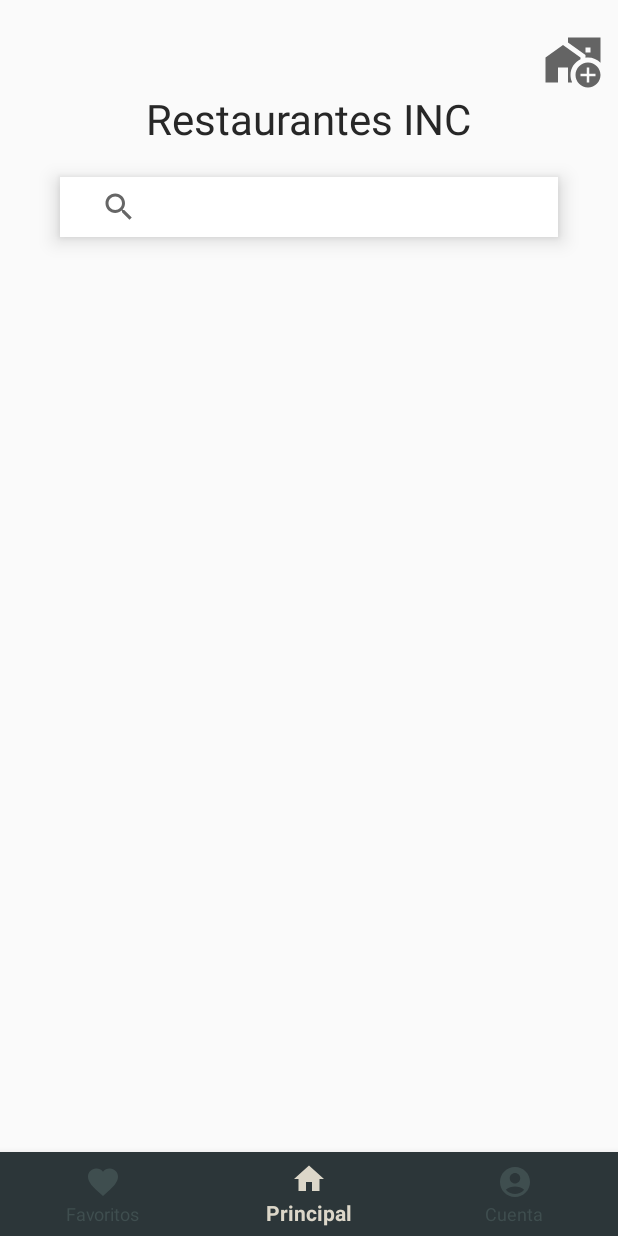
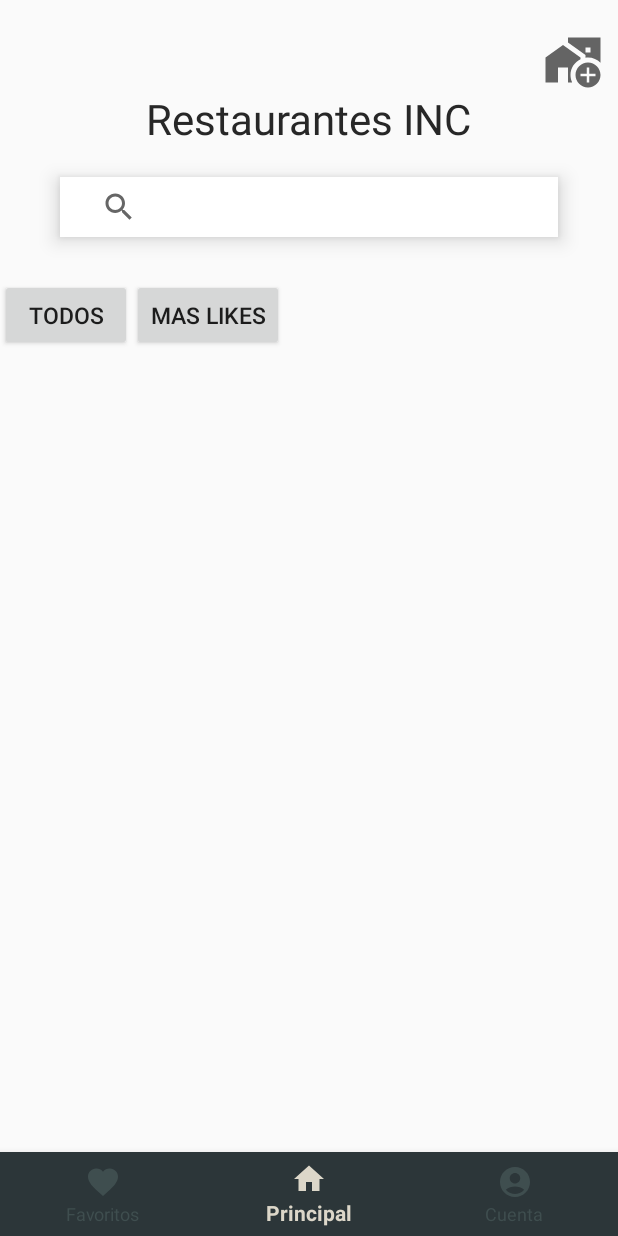
Before and after one commit to rey4800/App-Restaurant-IGF, an Android app: the screen it shows after launch (MenuPrincipal), on a phone screen of 412 x 824 dp. Run offline under Robolectric (Android 15) with nearby library versions, the phone set to English and light mode, and no system bars; our stand-ins replace Firebase (no records; nobody signed in at launch, a user with empty details on screens opened directly).

Commit message:
Inciando filtro de likes

```diff
--- a/app/src/main/res/layout/activity_menu_principal.xml
+++ b/app/src/main/res/layout/activity_menu_principal.xml
@@ -74,6 +74,29 @@
 
             <LinearLayout
                 android:layout_width="match_parent"
+                android:layout_height="wrap_content"
+                android:orientation="horizontal"
+                android:layout_marginBottom="15dp">
+                <Button
+                    android:id="@+id/btnTodos"
+                    android:layout_width="wrap_content"
+                    android:layout_height="wrap_content"
+                    android:layout_marginTop="8dp"
+                    android:text="Todos"
+                    android:textSize="15sp" />
+                <Button
+                    android:id="@+id/btnMasLikes"
+                    android:layout_width="wrap_content"
+                    android:layout_height="wrap_content"
+                    android:layout_marginTop="8dp"
+                    android:text="Mas likes"
+                    android:textSize="15sp" />
+
+            </LinearLayout>
+
+
+            <LinearLayout
+                android:layout_width="match_parent"
                 android:layout_height="wrap_content">
 
                 <androidx.recyclerview.widget.RecyclerView
```
Also changed, not shown: app/src/main/java/com/example/app_restaurant/MenuPrincipal.java (+40 -3 lines).
